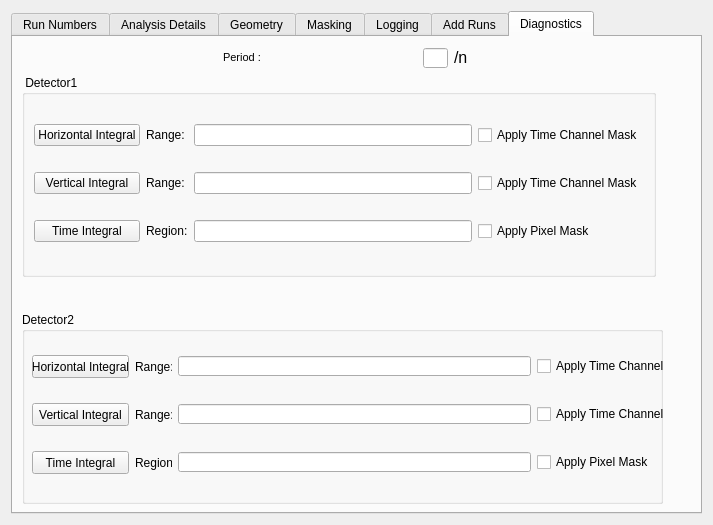
Above: Code/Mantid/MantidQt/CustomInterfaces/inc/MantidQtCustomInterfaces/SANSRunWindow.ui from mantidproject/mantid before the change. Below: the same form after it.
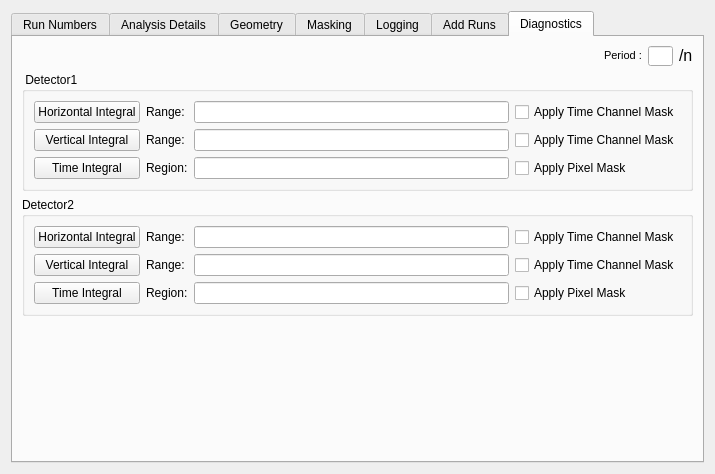
That is the form after the change. The open tabs and pages were chosen to show the change. Custom widgets are drawn as their Qt base class.

Commit message: re#2155- some improvements to SANS diagnostics tab.Now the first tab is changed back to Run Numbers.

```diff
--- a/Code/Mantid/MantidQt/CustomInterfaces/inc/MantidQtCustomInterfaces/SANSRunWindow.ui
+++ b/Code/Mantid/MantidQt/CustomInterfaces/inc/MantidQtCustomInterfaces/SANSRunWindow.ui
@@ -5,8 +5,8 @@
    <rect>
     <x>0</x>
     <y>0</y>
-    <width>713</width>
-    <height>525</height>
+    <width>715</width>
+    <height>474</height>
    </rect>
   </property>
   <property name="sizePolicy" >
@@ -30,7 +30,7 @@
   <property name="windowTitle" >
    <string>SANS</string>
   </property>
-  <layout class="QGridLayout" name="gridLayout_24" >
+  <layout class="QGridLayout" name="gridLayout_27" >
    <item row="0" column="0" >
     <widget class="QTabWidget" name="tabWidget" >
      <property name="enabled" >
@@ -3867,15 +3867,79 @@
       <attribute name="title" >
        <string>Diagnostics</string>
       </attribute>
+      <layout class="QGridLayout" name="gridLayout_25" >
+       <item row="0" column="0" >
+        <layout class="QGridLayout" name="gridLayout_23" >
+         <property name="sizeConstraint" >
+          <enum>QLayout::SetDefaultConstraint</enum>
+         </property>
+         <property name="verticalSpacing" >
+          <number>6</number>
+         </property>
+         <item row="0" column="0" >
+          <widget class="MantidQt::MantidWidgets::MWRunFiles" name="file_run_edit" >
+           <property name="sizePolicy" >
+            <sizepolicy vsizetype="Minimum" hsizetype="MinimumExpanding" >
+             <horstretch>0</horstretch>
+             <verstretch>0</verstretch>
+            </sizepolicy>
+           </property>
+           <property name="maximumSize" >
+            <size>
+             <width>16777215</width>
+             <height>16777215</height>
+            </size>
+           </property>
+           <property name="label" stdset="0" >
+            <string>File/Run:</string>
+           </property>
+           <property name="multipleFiles" stdset="0" >
+            <bool>false</bool>
+           </property>
+          </widget>
+         </item>
+         <item row="0" column="1" >
+          <widget class="QLabel" name="label_period" >
+           <property name="text" >
+            <string>&lt;!DOCTYPE HTML PUBLIC "-//W3C//DTD HTML 4.0//EN" "http://www.w3.org/TR/REC-html40/strict.dtd">
+&lt;html>&lt;head>&lt;meta name="qrichtext" content="1" />&lt;style type="text/css">
+p, li { white-space: pre-wrap; }
+&lt;/style>&lt;/head>&lt;body style=" font-family:'MS Shell Dlg 2'; font-size:8.25pt; font-weight:400; font-style:normal;">
+&lt;p style=" margin-top:0px; margin-bottom:0px; margin-left:0px; margin-right:0px; -qt-block-indent:0; text-indent:0px;">&lt;span style=" font-size:8pt;">Period :&lt;/span>&lt;/p>&lt;/body>&lt;/html></string>
+           </property>
+          </widget>
+         </item>
+         <item row="0" column="2" >
+          <widget class="QLineEdit" name="period_edit" >
+           <property name="minimumSize" >
+            <size>
+             <width>25</width>
+             <height>0</height>
+            </size>
+           </property>
+           <property name="maximumSize" >
+            <size>
+             <width>25</width>
+             <height>20</height>
+            </size>
+           </property>
+          </widget>
+         </item>
+         <item row="0" column="3" >
+          <widget class="QLabel" name="total_perioids" >
+           <property name="text" >
+            <string>&lt;!DOCTYPE HTML PUBLIC "-//W3C//DTD HTML 4.0//EN" "http://www.w3.org/TR/REC-html40/strict.dtd">
+&lt;html>&lt;head>&lt;meta name="qrichtext" content="1" />&lt;style type="text/css">
+p, li { white-space: pre-wrap; }
+&lt;/style>&lt;/head>&lt;body style=" font-family:'MS Shell Dlg 2'; font-size:8.25pt; font-weight:400; font-style:normal;">
+&lt;p style=" margin-top:0px; margin-bottom:0px; margin-left:0px; margin-right:0px; -qt-block-indent:0; text-indent:0px;">&lt;span style=" font-size:12pt;">/n&lt;/span>&lt;/p>&lt;/body>&lt;/html></string>
+           </property>
+          </widget>
+         </item>
+        </layout>
+       </item>
+       <item row="1" column="0" >
       <widget class="QGroupBox" name="groupBox_Detector1" >
-       <property name="geometry" >
-        <rect>
-         <x>9</x>
-         <y>38</y>
-         <width>634</width>
-         <height>202</height>
-        </rect>
-       </property>
        <property name="title" >
         <string> Detector1</string>
        </property>
@@ -3954,232 +4018,102 @@
         </item>
        </layout>
       </widget>
+       </item>
+       <item row="2" column="0" >
       <widget class="QGroupBox" name="groupBox_Detector2" >
-       <property name="geometry" >
-        <rect>
-         <x>9</x>
-         <y>275</y>
-         <width>641</width>
-         <height>192</height>
-        </rect>
-       </property>
        <property name="title" >
         <string>Detector2</string>
        </property>
+         <layout class="QGridLayout" name="gridLayout_24" >
+          <item row="0" column="0" >
        <widget class="QPushButton" name="hi_Btn2" >
-        <property name="geometry" >
-         <rect>
-          <x>10</x>
-          <y>43</y>
-          <width>97</width>
-          <height>23</height>
-         </rect>
-        </property>
         <property name="text" >
          <string>Horizontal Integral</string>
         </property>
        </widget>
-       <widget class="QLabel" name="label_71" >
-        <property name="geometry" >
-         <rect>
-          <x>113</x>
-          <y>43</y>
-          <width>37</width>
-          <height>23</height>
-         </rect>
-        </property>
+          </item>
+          <item row="0" column="1" >
+           <widget class="QLabel" name="hrange_det2" >
         <property name="text" >
          <string>Range:</string>
         </property>
        </widget>
-       <widget class="QLineEdit" name="hirange_edit2" >
-        <property name="geometry" >
-         <rect>
-          <x>156</x>
-          <y>44</y>
-          <width>353</width>
-          <height>20</height>
-         </rect>
-        </property>
-       </widget>
+          </item>
+          <item row="0" column="2" >
+           <widget class="QLineEdit" name="hirange_edit2" />
+          </item>
+          <item row="0" column="3" >
        <widget class="QCheckBox" name="tcmask3" >
-        <property name="geometry" >
-         <rect>
-          <x>515</x>
-          <y>45</y>
-          <width>146</width>
-          <height>18</height>
-         </rect>
-        </property>
         <property name="text" >
          <string>Apply Time Channel Mask</string>
         </property>
        </widget>
+          </item>
+          <item row="1" column="0" >
        <widget class="QPushButton" name="vi_Btn2" >
-        <property name="geometry" >
-         <rect>
-          <x>10</x>
-          <y>91</y>
-          <width>97</width>
-          <height>23</height>
-         </rect>
-        </property>
         <property name="text" >
          <string>Vertical Integral</string>
         </property>
        </widget>
-       <widget class="QLabel" name="label_72" >
-        <property name="geometry" >
-         <rect>
-          <x>113</x>
-          <y>91</y>
-          <width>37</width>
-          <height>23</height>
-         </rect>
-        </property>
+          </item>
+          <item row="1" column="1" >
+           <widget class="QLabel" name="vrange_det2" >
         <property name="text" >
          <string>Range:</string>
         </property>
        </widget>
-       <widget class="QLineEdit" name="virange_edit2" >
-        <property name="geometry" >
-         <rect>
-          <x>156</x>
-          <y>92</y>
-          <width>353</width>
-          <height>20</height>
-         </rect>
-        </property>
-       </widget>
+          </item>
+          <item row="1" column="2" >
+           <widget class="QLineEdit" name="virange_edit2" />
+          </item>
+          <item row="1" column="3" >
        <widget class="QCheckBox" name="tcmask4" >
-        <property name="geometry" >
-         <rect>
-          <x>515</x>
-          <y>93</y>
-          <width>146</width>
-          <height>18</height>
-         </rect>
-        </property>
         <property name="text" >
          <string>Apply Time Channel Mask</string>
         </property>
        </widget>
+          </item>
+          <item row="2" column="0" >
        <widget class="QPushButton" name="ti_Btn2" >
-        <property name="geometry" >
-         <rect>
-          <x>10</x>
-          <y>139</y>
-          <width>97</width>
-          <height>23</height>
-         </rect>
-        </property>
         <property name="text" >
          <string>Time Integral</string>
         </property>
        </widget>
-       <widget class="QLabel" name="label_73" >
-        <property name="geometry" >
-         <rect>
-          <x>113</x>
-          <y>139</y>
-          <width>37</width>
-          <height>23</height>
-         </rect>
-        </property>
+          </item>
+          <item row="2" column="1" >
+           <widget class="QLabel" name="region_det2" >
         <property name="text" >
          <string>Region:</string>
         </property>
        </widget>
-       <widget class="QLineEdit" name="tirange_edit2" >
-        <property name="geometry" >
-         <rect>
-          <x>156</x>
-          <y>140</y>
-          <width>353</width>
-          <height>20</height>
-         </rect>
-        </property>
-       </widget>
+          </item>
+          <item row="2" column="2" >
+           <widget class="QLineEdit" name="tirange_edit2" />
+          </item>
+          <item row="2" column="3" >
        <widget class="QCheckBox" name="pmask2" >
-        <property name="geometry" >
-         <rect>
-          <x>515</x>
-          <y>141</y>
-          <width>146</width>
-          <height>18</height>
-         </rect>
-        </property>
         <property name="text" >
          <string>Apply Pixel Mask</string>
         </property>
        </widget>
-      </widget>
-      <widget class="QWidget" name="layoutWidget" >
-       <property name="geometry" >
-        <rect>
-         <x>9</x>
-         <y>9</y>
-         <width>627</width>
-         <height>25</height>
-        </rect>
-       </property>
-       <layout class="QGridLayout" name="gridLayout_23" >
-        <item row="0" column="0" >
-         <widget class="MantidQt::MantidWidgets::MWRunFiles" name="file_run_edit" >
-          <property name="maximumSize" >
-           <size>
-            <width>16777215</width>
-            <height>23</height>
-           </size>
-          </property>
-          <property name="label" stdset="0" >
-           <string>File/Run:</string>
-          </property>
-          <property name="multipleFiles" stdset="0" >
-           <bool>false</bool>
-          </property>
-         </widget>
-        </item>
-        <item row="0" column="1" >
-         <widget class="QLabel" name="label_period" >
-          <property name="text" >
-           <string>&lt;!DOCTYPE HTML PUBLIC "-//W3C//DTD HTML 4.0//EN" "http://www.w3.org/TR/REC-html40/strict.dtd">
-&lt;html>&lt;head>&lt;meta name="qrichtext" content="1" />&lt;style type="text/css">
-p, li { white-space: pre-wrap; }
-&lt;/style>&lt;/head>&lt;body style=" font-family:'MS Shell Dlg 2'; font-size:8.25pt; font-weight:400; font-style:normal;">
-&lt;p style=" margin-top:0px; margin-bottom:0px; margin-left:0px; margin-right:0px; -qt-block-indent:0; text-indent:0px;">&lt;span style=" font-size:8pt;">Period :&lt;/span>&lt;/p>&lt;/body>&lt;/html></string>
-          </property>
-         </widget>
-        </item>
-        <item row="0" column="2" >
-         <widget class="QLineEdit" name="period_edit" >
-          <property name="minimumSize" >
-           <size>
-            <width>25</width>
-            <height>0</height>
-           </size>
-          </property>
-          <property name="maximumSize" >
+          </item>
+         </layout>
+        </widget>
+       </item>
+       <item row="3" column="0" >
+        <spacer name="verticalSpacer_11" >
+         <property name="orientation" >
+          <enum>Qt::Vertical</enum>
+         </property>
+         <property name="sizeHint" stdset="0" >
            <size>
-            <width>25</width>
-            <height>20</height>
-           </size>
-          </property>
-         </widget>
-        </item>
-        <item row="0" column="3" >
-         <widget class="QLabel" name="total_perioids" >
-          <property name="text" >
-           <string>&lt;!DOCTYPE HTML PUBLIC "-//W3C//DTD HTML 4.0//EN" "http://www.w3.org/TR/REC-html40/strict.dtd">
-&lt;html>&lt;head>&lt;meta name="qrichtext" content="1" />&lt;style type="text/css">
-p, li { white-space: pre-wrap; }
-&lt;/style>&lt;/head>&lt;body style=" font-family:'MS Shell Dlg 2'; font-size:8.25pt; font-weight:400; font-style:normal;">
-&lt;p style=" margin-top:0px; margin-bottom:0px; margin-left:0px; margin-right:0px; -qt-block-indent:0; text-indent:0px;">&lt;span style=" font-size:12pt;">/n&lt;/span>&lt;/p>&lt;/body>&lt;/html></string>
-          </property>
-         </widget>
-        </item>
-       </layout>
-      </widget>
+           <width>20</width>
+           <height>40</height>
+          </size>
+         </property>
+        </spacer>
+       </item>
+      </layout>
      </widget>
     </widget>
    </item>
```
Left out of the diff: 8 changed lines with no effect on the pictures. Lines whose indentation alone changed are shown as unchanged. The commit also changes 2 other files.
